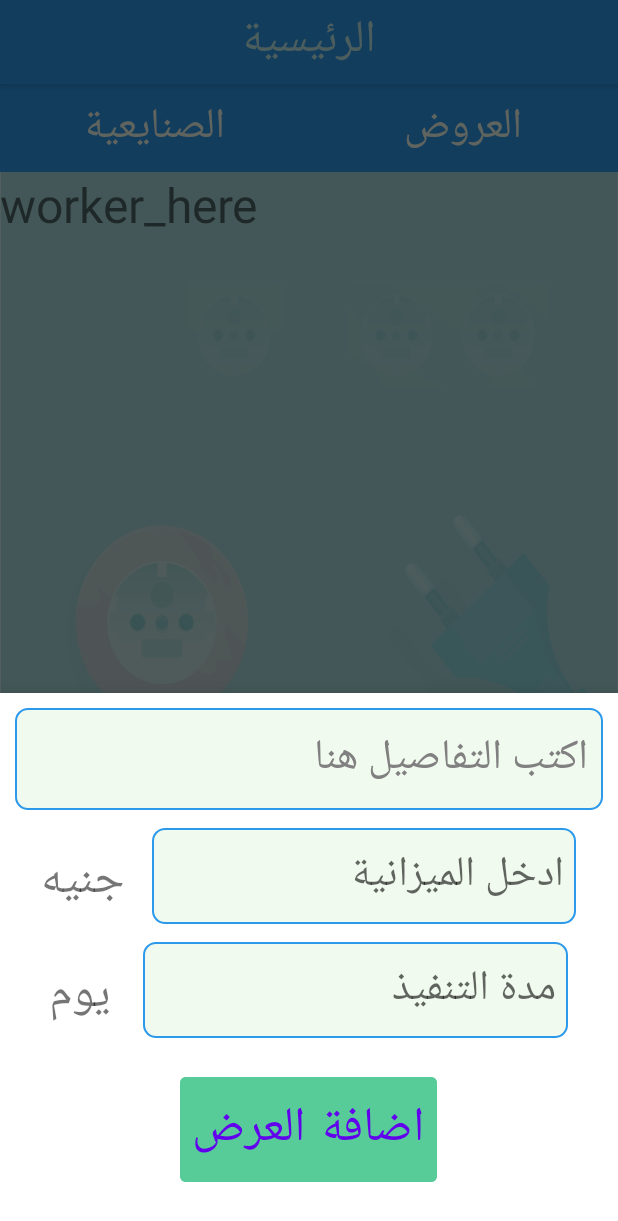
After one commit to eslamabdillah/snay3yApp, an Android app: the fragment FragmentGiveOffer placed in its activity, on a phone screen of 412 x 824 dp. The commit adds this screen. Shown: the top 1221 px of the screen. Run offline under Robolectric (Android 15) with nearby library versions, the phone set to English and light mode, and no system bars; our stand-ins replace Firebase (no records; nobody signed in at launch, a user with empty details on screens opened directly); 1 statement that could not run was skipped.

Commit message:
+add Job +add Offer

```diff
--- a/app/src/main/java/com/example/sanay3yapp/ui/MainActivity.kt
+++ b/app/src/main/java/com/example/sanay3yapp/ui/MainActivity.kt
@@ -54,6 +54,9 @@
 
         // Set default selected item if needed
         mainBinding.bottomTabs.selectedItemId = R.id.navigation_home
+
+        //add job
+
     }
 
     private fun showFragmentSelected(fragment: Fragment) {
--- a/app/src/main/java/com/example/sanay3yapp/ui/homeScreen/DetailsJobFragment.kt
+++ b/app/src/main/java/com/example/sanay3yapp/ui/homeScreen/DetailsJobFragment.kt
@@ -15,6 +15,7 @@
 class DetailsJobFragment : Fragment() {
 
     private lateinit var binding: FragmentDetailsJobBinding
+    lateinit var bottomSheet: FragmentGiveOffer
     private lateinit var adapter: OffersAdapter
     private var jobId: String? = null
     private var job = Job()
@@ -46,6 +47,10 @@
         loadJob()
         loadOffers()
         setupAdapter()
+        binding.giveOffer.setOnClickListener({
+            bottomSheet = FragmentGiveOffer()
+            bottomSheet.show(childFragmentManager, "give offer")
+        })
 
 
     }
--- /dev/null
+++ b/app/src/main/java/com/example/sanay3yapp/ui/homeScreen/FragmentGiveOffer.kt
@@ -0,0 +1,25 @@
+package com.example.sanay3yapp.ui.homeScreen
+
+import android.os.Bundle
+import android.view.LayoutInflater
+import android.view.View
+import android.view.ViewGroup
+import com.example.sanay3yapp.databinding.FragmentGiveOfferBinding
+import com.google.android.material.bottomsheet.BottomSheetDialogFragment
+
+class FragmentGiveOffer : BottomSheetDialogFragment() {
+    lateinit var binding: FragmentGiveOfferBinding
+    override fun onCreateView(
+        inflater: LayoutInflater,
+        container: ViewGroup?,
+        savedInstanceState: Bundle?
+    ): View? {
+        binding = FragmentGiveOfferBinding.inflate(inflater, container, false)
+        return binding.root
+    }
+
+    override fun onViewCreated(view: View, savedInstanceState: Bundle?) {
+        super.onViewCreated(view, savedInstanceState)
+
+    }
+}
--- a/app/src/main/java/com/example/sanay3yapp/ui/homeScreen/HomeFragment.kt
+++ b/app/src/main/java/com/example/sanay3yapp/ui/homeScreen/HomeFragment.kt
@@ -7,11 +7,13 @@
 import androidx.fragment.app.Fragment
 import com.example.sanay3yapp.R
 import com.example.sanay3yapp.databinding.FragmentHomeBinding
+import com.example.sanay3yapp.ui.AddJobDialogFragment
 
 class HomeFragment : Fragment() {
 
     private var homeFragmentBinding: FragmentHomeBinding? = null
     private val binding get() = homeFragmentBinding!!
+    lateinit var bottomSheetFragment: AddJobDialogFragment
 
     override fun onCreateView(
         inflater: LayoutInflater,
@@ -41,6 +43,13 @@
                 .replace(R.id.fragment_content, HomeFragmentJobs())
                 .commit()
         }
+
+        homeFragmentBinding!!.addJob.setOnClickListener({
+            bottomSheetFragment = AddJobDialogFragment()
+            bottomSheetFragment.show(childFragmentManager, "addJobSheet")
+
+
+        })
     }
 
 
--- /dev/null
+++ b/app/src/main/res/drawable/edittext_background.xml
@@ -0,0 +1,8 @@
+<?xml version="1.0" encoding="utf-8"?>
+<shape xmlns:android="http://schemas.android.com/apk/res/android">
+    <solid android:color="@color/white" /> <!-- White background color -->
+    <stroke
+        android:width="1dp"
+        android:color="@color/colorPrimary" /> <!-- Black stroke -->
+    <corners android:radius="8dp" /> <!-- Rounded corners, optional -->
+</shape>
--- /dev/null
+++ b/app/src/main/res/layout/fragment_give_offer.xml
@@ -0,0 +1,88 @@
+<?xml version="1.0" encoding="utf-8"?>
+<LinearLayout xmlns:android="http://schemas.android.com/apk/res/android"
+    android:layout_width="match_parent"
+    android:layout_height="match_parent"
+    android:orientation="vertical"
+    android:padding="10dp"
+    android:weightSum="10">
+
+    <EditText
+        android:id="@+id/offer_details"
+        android:layout_width="match_parent"
+        android:layout_height="wrap_content"
+        android:layout_weight="4"
+        android:background="@drawable/edittext_background"
+        android:gravity="top|start"
+        android:hint="اكتب التفاصيل هنا"
+        android:inputType="text"
+        android:padding="10dp"
+        android:textColor="#000000"
+        android:textColorHint="#808080"
+        android:textDirection="anyRtl"
+        android:textSize="28sp" />
+
+    <LinearLayout
+        android:id="@+id/job_cost_container"
+        android:layout_width="match_parent"
+        android:layout_height="wrap_content"
+        android:layout_marginTop="12dp"
+        android:orientation="horizontal"
+        android:weightSum="1">
+
+        <TextView
+            android:layout_width="wrap_content"
+            android:layout_height="wrap_content"
+            android:layout_weight="0.20"
+            android:gravity="center"
+            android:text="جنيه"
+            android:textSize="32sp" />
+
+        <EditText
+            android:id="@+id/job_cost"
+            android:layout_width="wrap_content"
+            android:layout_height="wrap_content"
+            android:layout_weight="0.70"
+            android:background="@drawable/edittext_background"
+            android:hint="ادخل الميزانية"
+            android:padding="8dp"
+            android:textSize="28sp" />
+    </LinearLayout>
+
+    <LinearLayout
+        android:id="@+id/job_duration_container"
+        android:layout_width="match_parent"
+        android:layout_height="wrap_content"
+        android:layout_marginTop="12dp"
+        android:orientation="horizontal"
+        android:weightSum="1">
+
+        <TextView
+            android:layout_width="wrap_content"
+            android:layout_height="wrap_content"
+            android:layout_weight="0.20"
+            android:gravity="center"
+            android:text="يوم"
+            android:textSize="32sp" />
+
+        <EditText
+            android:id="@+id/job_durarion"
+            android:layout_width="wrap_content"
+            android:layout_height="wrap_content"
+            android:layout_weight="0.70"
+            android:background="@drawable/edittext_background"
+            android:hint="مدة التنفيذ"
+            android:padding="8dp"
+            android:textSize="28sp" />
+    </LinearLayout>
+
+    <Button
+        android:layout_width="wrap_content"
+        android:layout_height="wrap_content"
+        android:layout_gravity="center"
+        android:layout_margin="20dp"
+        android:backgroundTint="@color/colorSecondary"
+        android:padding="8dp"
+        android:text="اضافة العرض"
+        android:textSize="32sp" />
+
+</LinearLayout>
--- a/app/src/main/res/layout/fragment_home.xml
+++ b/app/src/main/res/layout/fragment_home.xml
@@ -47,6 +47,7 @@
         app:layout_constraintTop_toBottomOf="@id/second_bar" />
 
     <com.google.android.material.floatingactionbutton.FloatingActionButton
+        android:id="@+id/add_job"
         android:layout_width="wrap_content"
         android:layout_height="wrap_content"
         android:layout_margin="10dp"
```
Also changed, not shown: app/src/main/java/com/example/sanay3yapp/ui/AddJobDialogFragment.kt (added, +39 -0 lines), app/src/main/java/com/example/sanay3yapp/ui/SessionUser.kt (added, +13 -0 lines), app/src/main/res/layout/fragment_add_job.xml (added, +106 -0 lines).
